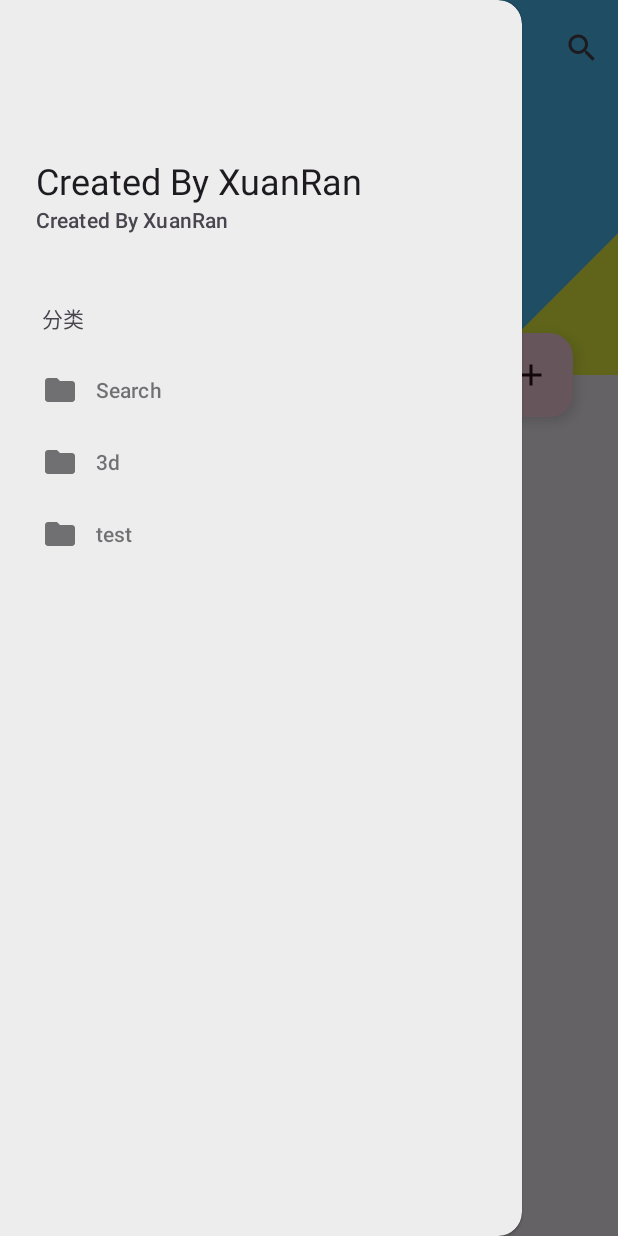
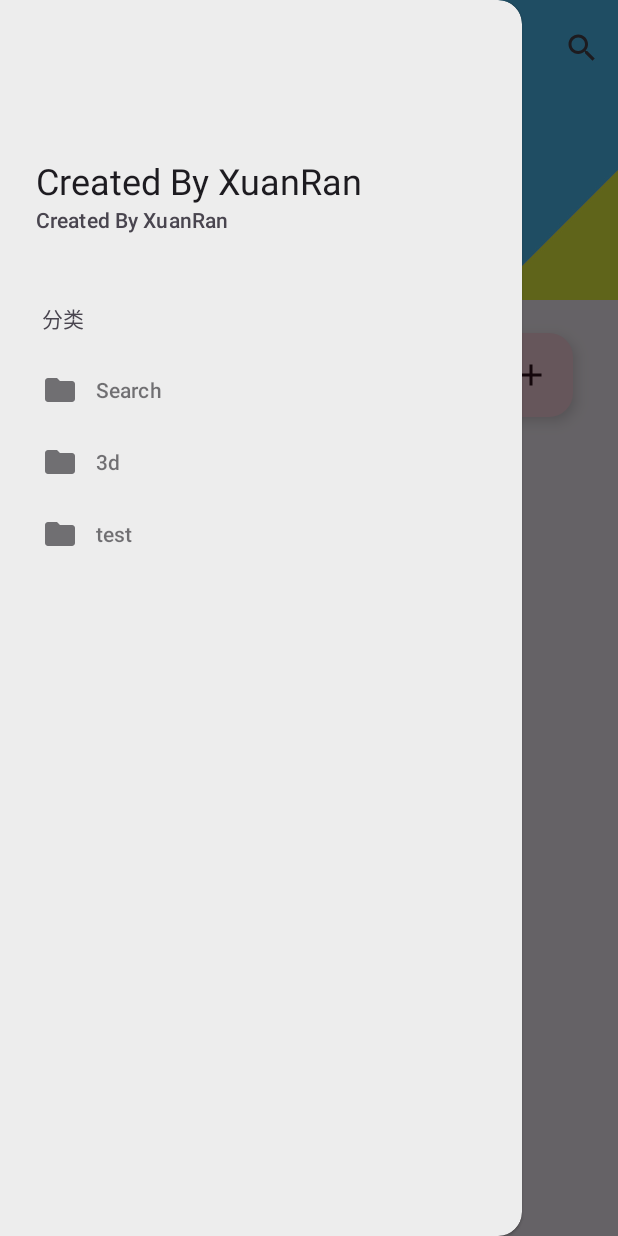
Before and after one commit to XuanRanDev/CodeBook, an Android app: the screen it shows after launch (MainActivity), with the side drawer open, on a phone screen of 412 x 824 dp. Run offline under Robolectric (Android 15) with nearby library versions, the phone set to English and light mode, and no system bars; our stand-ins replace ButterKnife; libraries missing offline, so code that uses them is left out: com.chad.library; 5 statements that could not run were skipped.

Commit message:
优化图片沉浸效果

```diff
--- a/app/src/main/java/dev/xuanran/codebook/MainActivity.java
+++ b/app/src/main/java/dev/xuanran/codebook/MainActivity.java
@@ -9,6 +9,7 @@ import android.view.LayoutInflater;
 import android.view.Menu;
 import android.view.MenuItem;
 import android.view.View;
+import android.view.WindowManager;
 import android.view.animation.AnimationUtils;
 import android.view.animation.LayoutAnimationController;
 import android.widget.Button;
@@ -73,8 +74,9 @@ public class MainActivity extends AppCompatActivity {
         super.onCreate(savedInstanceState);
         setContentView(R.layout.activity_main);
         ButterKnife.bind(this);
+        getWindow().addFlags(WindowManager.LayoutParams.FLAG_TRANSLUCENT_NAVIGATION);
+
         setSupportActionBar(toolbar);
-
 
 
         homeCardAdapter = new HomeCardAdapter();
@@ -90,7 +92,6 @@ public class MainActivity extends AppCompatActivity {
         //initSystemBarColor();
         initView();
     }
-
 
 
     private void initSystemBarColor() {
--- a/app/src/main/res/layout/activity_main.xml
+++ b/app/src/main/res/layout/activity_main.xml
@@ -5,14 +5,15 @@
     android:id="@+id/drawer_layout"
     android:layout_width="match_parent"
     android:layout_height="match_parent"
-    style="@style/Widget.Material3.DrawerLayout"
+    android:fitsSystemWindows="false"
     tools:openDrawer="start">
 
 
     <include
         layout="@layout/app_bar_main"
         android:layout_width="match_parent"
-        android:layout_height="match_parent" />
+        android:layout_height="match_parent"
+        android:fitsSystemWindows="true"/>
 
 
     <com.google.android.material.navigation.NavigationView
--- a/app/src/main/res/layout/app_bar_main.xml
+++ b/app/src/main/res/layout/app_bar_main.xml
@@ -2,19 +2,21 @@
 <androidx.coordinatorlayout.widget.CoordinatorLayout xmlns:android="http://schemas.android.com/apk/res/android"
     xmlns:app="http://schemas.android.com/apk/res-auto"
     android:layout_width="match_parent"
-    android:layout_height="match_parent">
+    android:layout_height="match_parent"
+    android:fitsSystemWindows="true">
 
     <com.google.android.material.appbar.AppBarLayout
         android:id="@+id/activity_main_appbar"
-        style="@style/Widget.Material3.AppBarLayout"
         android:layout_width="match_parent"
-        android:layout_height="250dp">
+        android:layout_height="250dp"
+        android:fitsSystemWindows="true">
 
         <com.google.android.material.appbar.CollapsingToolbarLayout
             android:id="@+id/activity_main_collapsingtoolbar"
             android:layout_width="match_parent"
-            android:layout_height="match_parent"
+            android:layout_height="200dp"
             app:layout_scrollFlags="scroll|exitUntilCollapsed"
+            android:fitsSystemWindows="true"
             app:contentScrim="?attr/colorPrimary">
 
             <ImageView
@@ -22,14 +24,15 @@
                 android:layout_height="match_parent"
                 android:scaleType="centerCrop"
                 android:src="@drawable/img"
-                app:layout_collapseMode="parallax" />
+                app:layout_collapseMode="parallax"
+                app:layout_collapseParallaxMultiplier="0.7"
+                android:fitsSystemWindows="true"/>
 
             <com.google.android.material.appbar.MaterialToolbar
                 android:id="@+id/activity_main_toolbar"
-                style="@style/Widget.Material3.Toolbar"
+                app:layout_collapseMode="pin"
                 android:layout_width="match_parent"
                 android:layout_height="?attr/actionBarSize"
-                app:layout_collapseMode="pin"
                 app:layout_scrollFlags="scroll|enterAlways" />
 
         </com.google.android.material.appbar.CollapsingToolbarLayout>
--- a/app/src/main/res/values/themes.xml
+++ b/app/src/main/res/values/themes.xml
@@ -6,8 +6,8 @@
         <item name="colorPrimaryVariant">@color/purple_700</item>
         <item name="colorOnPrimary">@color/white</item>
         <!-- Status bar color. -->
-        <item name="android:statusBarColor">@color/Theme1.toolbar.color</item>
-<!--        <item name="android:statusBarColor">@android:color/transparent</item>-->
+<!--        <item name="android:statusBarColor">@color/Theme1.toolbar.color</item>-->
+        <item name="android:statusBarColor">@android:color/transparent</item>
         <!-- Customize your theme here. -->
         <item name="popupMenuStyle">@style/Widget.App.PopupMenu</item>
     </style>
```
